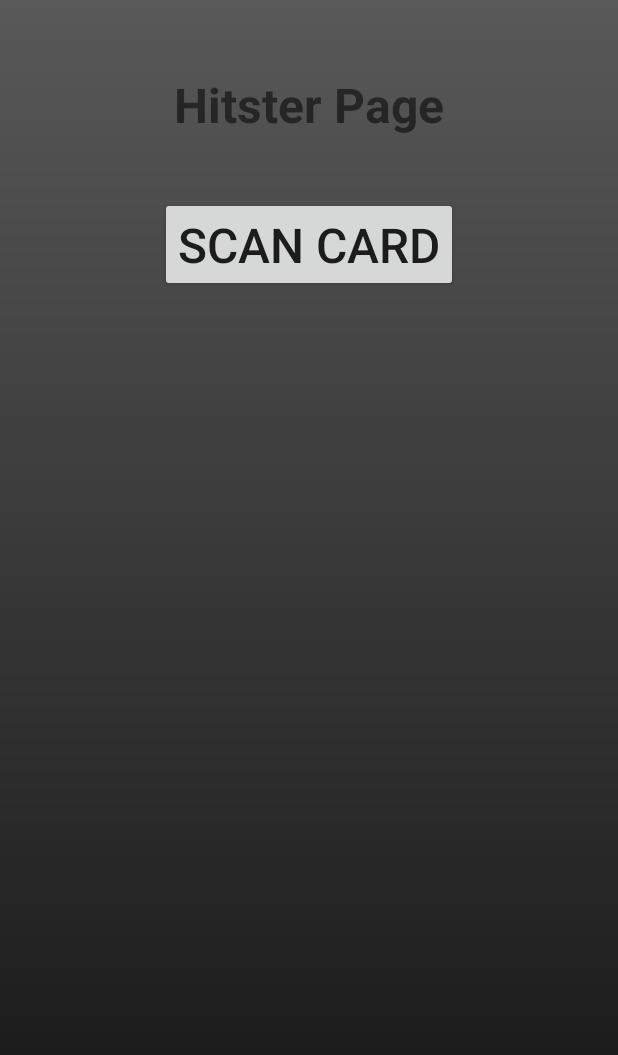
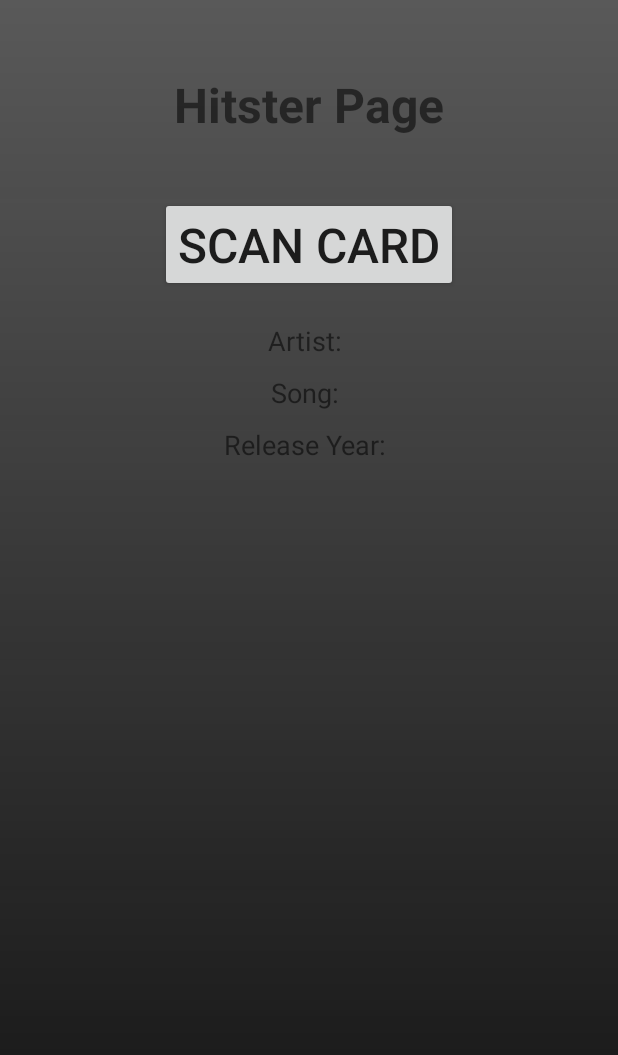
Before and after one commit to Olivermoberg98/Music-quiz, an Android app built with Jetpack Compose: the screen it shows after launch (HitsterActivity), after a tap on "HITSTER", on a phone screen of 412 x 824 dp. Shown: the top 1055 px of the screen. Run offline under Robolectric (Android 15) with nearby library versions, the light colour scheme and no system bars; libraries missing offline, so code that uses them is left out: com.google.zxing.integration, com.spotify.android, com.spotify.protocol, com.spotify.sdk.

Commit message:
Spotify SDK works with auth and I can finally scan

```diff
--- a/app/build.gradle.kts
+++ b/app/build.gradle.kts
@@ -72,6 +72,7 @@ dependencies {
     debugImplementation(libs.androidx.ui.test.manifest)
     implementation(files("D:/android-sdk/app-remote-lib/spotify-app-remote-release-0.8.0.aar"))
     // Adding Spotify dependencies
-    //implementation(libs.spotify.auth)
+    implementation(libs.spotify.auth)
+    implementation(libs.gson)
     //implementation(libs.spotify.player)
 }
--- a/app/src/main/java/com/example/musikquiz/MainActivity.kt
+++ b/app/src/main/java/com/example/musikquiz/MainActivity.kt
@@ -3,13 +3,26 @@ package com.example.musikquiz
 import android.content.Intent
 import android.net.Uri
 import android.os.Bundle
+import android.util.Log
 import android.widget.Button
 import android.widget.Toast
 import androidx.activity.ComponentActivity
 import com.google.zxing.integration.android.IntentIntegrator
 import com.google.zxing.integration.android.IntentResult
+import com.spotify.android.appremote.api.ConnectionParams
+import com.spotify.android.appremote.api.Connector
+import com.spotify.android.appremote.api.SpotifyAppRemote
+import com.spotify.sdk.android.auth.AuthorizationClient
+import com.spotify.sdk.android.auth.AuthorizationRequest
+import com.spotify.sdk.android.auth.AuthorizationResponse
 
 class MainActivity : ComponentActivity() {
+
+    private val REQUEST_CODE = 1337
+    private val REDIRECT_URI = "musikquiz://callback"
+    private val CLIENT_ID = "fa6a760e4e794ecb8c642e8d3de00b50"
+    private var spotifyAppRemote: SpotifyAppRemote? = null
+    private var accessToken: String? = null
     override fun onCreate(savedInstanceState: Bundle?) {
         super.onCreate(savedInstanceState)
         setContentView(R.layout.activity_main)
@@ -32,5 +45,59 @@ class MainActivity : ComponentActivity() {
             val intent = Intent(this, TPActivity::class.java)
             startActivity(intent)
         }
+
+        val loginButton: Button = findViewById(R.id.login_button)
+        loginButton.setOnClickListener {
+            val builder = AuthorizationRequest.Builder(CLIENT_ID, AuthorizationResponse.Type.TOKEN, REDIRECT_URI)
+            builder.setScopes(arrayOf("streaming"))
+            val request = builder.build()
+            AuthorizationClient.openLoginActivity(this, REQUEST_CODE, request)
+        }
+    }
+
+    override fun onActivityResult(requestCode: Int, resultCode: Int, intent: Intent?) {
+        super.onActivityResult(requestCode, resultCode, intent)
+
+        if (requestCode == REQUEST_CODE) {
+            val response = AuthorizationClient.getResponse(resultCode, intent)
+            when (response.type) {
+                AuthorizationResponse.Type.TOKEN -> {
+                    accessToken = response.accessToken
+                    Log.d("MainActivity", "Access token: $accessToken")
+                    connectToSpotifyAppRemote()
+                }
+                AuthorizationResponse.Type.ERROR -> {
+                    Log.e("MainActivity", "Auth error: ${response.error}")
+                }
+                else -> {
+                    // Handle other cases
+                }
+            }
+        }
+    }
+
+    override fun onStart() {
+        super.onStart()
+        if (accessToken != null) {
+            connectToSpotifyAppRemote()
+        }
+    }
+    private fun connectToSpotifyAppRemote() {
+        val connectionParams = ConnectionParams.Builder(CLIENT_ID)
+            .setRedirectUri(REDIRECT_URI)
+            //.setAccessToken(accessToken)
+            .showAuthView(true)
+            .build()
+
+        SpotifyAppRemote.connect(this, connectionParams, object : Connector.ConnectionListener {
+            override fun onConnected(appRemote: SpotifyAppRemote) {
+                spotifyAppRemote = appRemote
+                Log.d("MainActivity", "Connected to Spotify App Remote!")
+            }
+
+            override fun onFailure(throwable: Throwable) {
+                Log.e("MainActivity", "Failed to connect to Spotify App Remote", throwable)
+            }
+        })
     }
 }
--- a/app/src/main/res/layout/activity_hitster.xml
+++ b/app/src/main/res/layout/activity_hitster.xml
@@ -28,11 +28,35 @@
         android:textSize="32sp"
         android:layout_marginTop="40dp"/>
 
-    <FrameLayout
-        android:id="@+id/camera_preview"
-        android:layout_width="200dp"
-        android:layout_height="200dp"
-        android:layout_centerInParent="true"
-        android:background="@android:color/darker_gray"
-        android:visibility="gone"/>
+    <!-- TextViews for displaying track information -->
+    <TextView
+        android:id="@+id/artistTextView"
+        android:layout_width="wrap_content"
+        android:layout_height="wrap_content"
+        android:text="Artist: "
+        android:layout_below="@id/scanCardButton"
+        android:layout_marginTop="20dp"
+        android:layout_centerHorizontal="true"
+        android:textSize="18sp"/>
+
+    <TextView
+        android:id="@+id/songNameTextView"
+        android:layout_width="wrap_content"
+        android:layout_height="wrap_content"
+        android:text="Song: "
+        android:layout_below="@id/artistTextView"
+        android:layout_marginTop="10dp"
+        android:layout_centerHorizontal="true"
+        android:textSize="18sp"/>
+
+    <TextView
+        android:id="@+id/releaseYearTextView"
+        android:layout_width="wrap_content"
+        android:layout_height="wrap_content"
+        android:text="Release Year: "
+        android:layout_below="@id/songNameTextView"
+        android:layout_marginTop="10dp"
+        android:layout_centerHorizontal="true"
+        android:textSize="18sp"/>
+
 </RelativeLayout>
--- a/gradle/libs.versions.toml
+++ b/gradle/libs.versions.toml
@@ -34,7 +34,8 @@ androidx-appcompat = { group = "androidx.appcompat", name = "appcompat", version
 material = { group = "com.google.android.material", name = "material", version.ref = "material" }
 androidx-activity = { group = "androidx.activity", name = "activity", version.ref = "activity" }
 # Adding Spotify SDK dependencies
-#spotify-auth = { group = "com.spotify.android", name = "auth", version = "1.2.5" }
+gson = { group = "com.google.code.gson", name = "gson", version = "2.10.1" }
+spotify-auth = { group = "com.spotify.android", name = "auth", version = "1.2.6" }
 #spotify-player = { group = "com.spotify.sdk", name = "spotify-player", version = "2.20b-3a11f8e" }
 
 [plugins]
```
Also changed, not shown: app/src/main/AndroidManifest.xml (+20 -5 lines), app/src/main/java/com/example/musikquiz/HitsterActivity.kt (+66 -17 lines), app/src/main/java/com/example/musikquiz/SpotifyAuthActivity.kt (added, +44 -0 lines), app/src/main/res/layout/activity_main.xml (+9 -0 lines).
